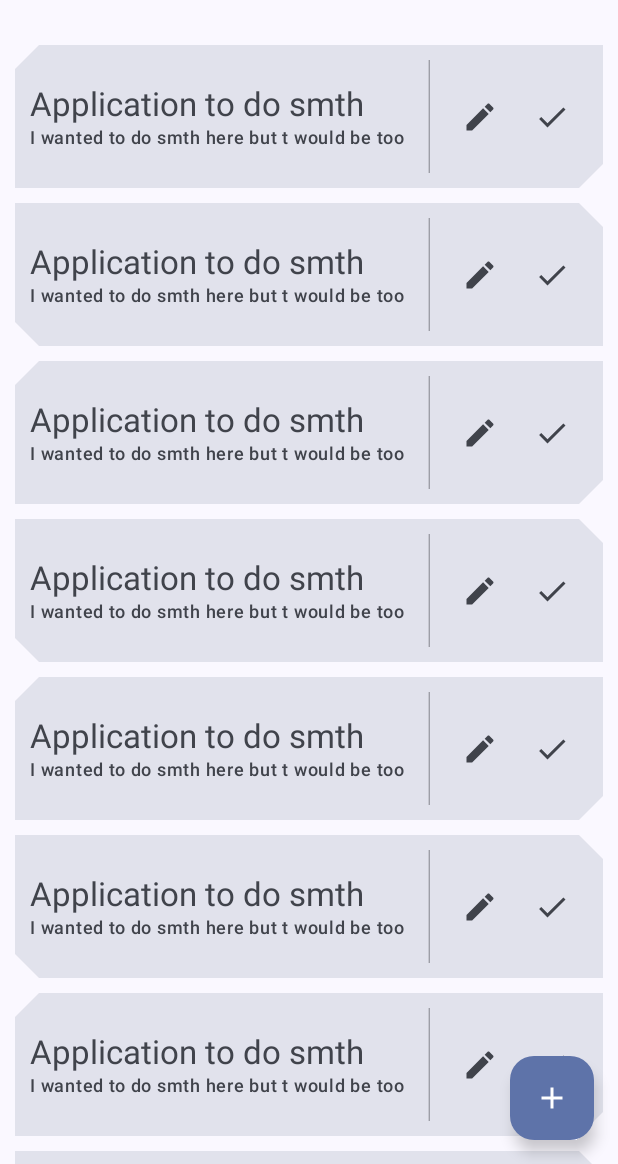
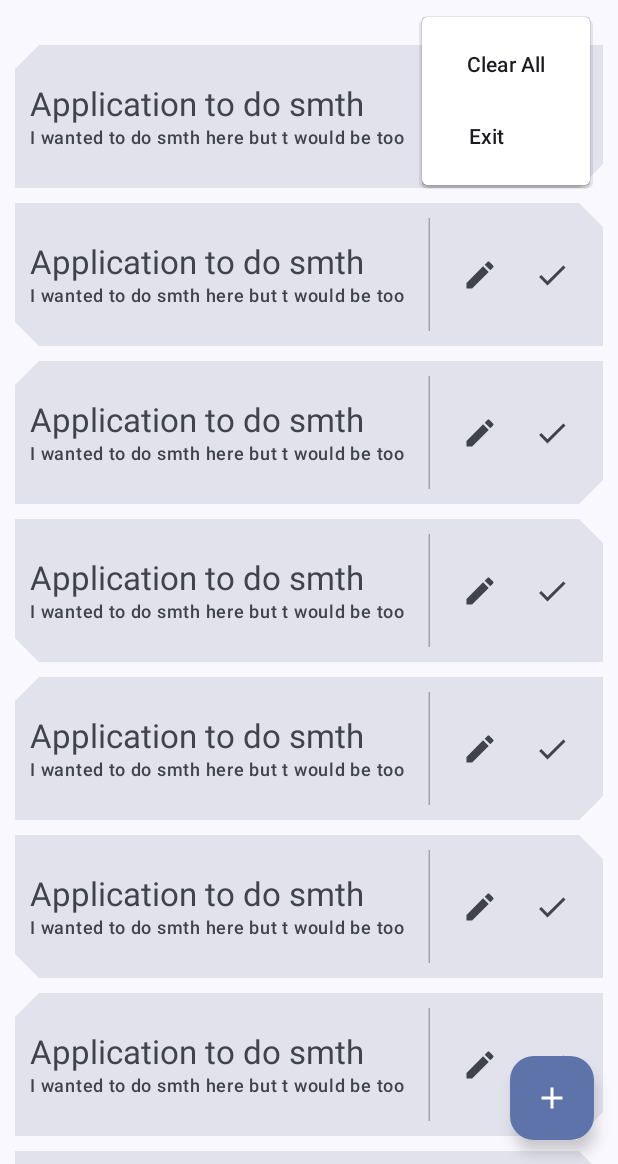
Before and after one commit to rahimovand/TouDou, an Android app built with Jetpack Compose: the screen it shows after launch (MainActivity), on a phone screen of 412 x 824 dp, the part 72-1236 px from its top. Run offline under Robolectric (Android 15) with nearby library versions, the phone set to English and light mode, and no system bars.

Commit message:
new changes have been made

```diff
--- a/app/build.gradle.kts
+++ b/app/build.gradle.kts
@@ -14,7 +14,6 @@ android {
         targetSdk = 35
         versionCode = 1
         versionName = "1.0"
-
         testInstrumentationRunner = "androidx.test.runner.AndroidJUnitRunner"
     }
 
@@ -28,6 +27,7 @@ android {
         }
     }
     compileOptions {
+
         sourceCompatibility = JavaVersion.VERSION_11
         targetCompatibility = JavaVersion.VERSION_11
     }
@@ -41,6 +41,7 @@ android {
 
 dependencies {
 
+    coreLibraryDesugaring(libs.tools.desugar.jdk.libs)
     implementation(libs.androidx.core.ktx)
     implementation(libs.androidx.lifecycle.runtime.ktx)
     implementation(libs.androidx.activity.compose)
--- a/app/src/main/java/com/example/toudou/Screens/MainScreen.kt
+++ b/app/src/main/java/com/example/toudou/Screens/MainScreen.kt
@@ -5,8 +5,15 @@ import androidx.compose.foundation.layout.Arrangement
 import androidx.compose.foundation.layout.Column
 import androidx.compose.foundation.layout.padding
 import androidx.compose.foundation.layout.statusBarsPadding
+import androidx.compose.material3.DropdownMenu
+import androidx.compose.material3.DropdownMenuItem
 import androidx.compose.material3.Scaffold
+import androidx.compose.material3.Text
 import androidx.compose.runtime.Composable
+import androidx.compose.runtime.getValue
+import androidx.compose.runtime.mutableStateOf
+import androidx.compose.runtime.saveable.rememberSaveable
+import androidx.compose.runtime.setValue
 import androidx.compose.ui.Modifier
 import androidx.compose.ui.tooling.preview.Preview
 import androidx.compose.ui.unit.dp
@@ -19,6 +26,8 @@ import com.example.toudou.ui.theme.TouDouTheme
 fun MainScreen(
     modifier: Modifier = Modifier
 ) {
+
+
     Scaffold(
         floatingActionButton = {
             TodoAddButton(
@@ -28,16 +37,13 @@ fun MainScreen(
             )
         },
         topBar = {
-            MyTopAppBar(
-                topMenuDropClicked = {
-                    // dropdown clicked in the top app
-                }
-            )
+            MyTopAppBar()
         }
-        ) { paddingValues ->
+    ) { paddingValues ->
         Column(
             modifier = modifier.padding(paddingValues)
         ) {
+
             TodoListItems()
         }
     }
--- a/app/src/main/java/com/example/toudou/ui/components/TodoItemRep.kt
+++ b/app/src/main/java/com/example/toudou/ui/components/TodoItemRep.kt
@@ -41,7 +41,9 @@ fun TodoItemRep(
         description = "I wanted to do smth here but t would be too much information to save that up so i just",
         data = "21.04.2006"
     ),
-    shape: Shape = RoundedCornerShape(16.dp)
+    shape: Shape = RoundedCornerShape(16.dp),
+    itemClicked: () -> Unit,
+    isItemDoneClicked: () -> Unit
 ) {
 
     Surface(
@@ -49,7 +51,7 @@ fun TodoItemRep(
             .fillMaxWidth()
             .wrapContentHeight(),
         shape = shape,
-        onClick = {},
+        onClick = itemClicked,
         color = MaterialTheme.colorScheme.surfaceVariant
     ) {
         Row(
@@ -72,12 +74,14 @@ fun TodoItemRep(
                 color = MaterialTheme.colorScheme.inverseSurface
             )
             IconButton(
-                onClick = {}
+                onClick = {
+                    // ijn this area new screen should be opened up and then adding proccess works there
+                }
             ) {
                 Icon(imageVector = Icons.Default.Edit, contentDescription = null)
             }
             IconButton(
-                onClick = {}
+                onClick = { isItemDoneClicked() }
             ) {
                 Icon(imageVector = Icons.Default.Check, contentDescription = null)
             }
@@ -90,6 +94,6 @@ fun TodoItemRep(
 @Composable
 fun EaItemRep() {
     TouDouTheme {
-        TodoItemRep()
+        TodoItemRep(itemClicked = {}, isItemDoneClicked = {})
     }
 }
--- a/app/src/main/java/com/example/toudou/ui/components/TodoLazyList.kt
+++ b/app/src/main/java/com/example/toudou/ui/components/TodoLazyList.kt
@@ -2,6 +2,7 @@ package com.example.toudou.ui.components
 
 import android.content.SharedPreferences
 import androidx.compose.foundation.layout.Arrangement
+import androidx.compose.foundation.layout.Column
 import androidx.compose.foundation.layout.PaddingValues
 import androidx.compose.foundation.layout.navigationBarsPadding
 import androidx.compose.foundation.layout.statusBarsPadding
@@ -9,20 +10,31 @@ import androidx.compose.foundation.lazy.LazyColumn
 import androidx.compose.foundation.lazy.itemsIndexed
 import androidx.compose.foundation.shape.CutCornerShape
 import androidx.compose.foundation.shape.RoundedCornerShape
+import androidx.compose.material3.DatePicker
+import androidx.compose.material3.DatePickerDialog
+import androidx.compose.material3.ExperimentalMaterial3Api
+import androidx.compose.material3.Text
+import androidx.compose.material3.rememberDatePickerState
 import androidx.compose.runtime.Composable
+import androidx.compose.runtime.getValue
+import androidx.compose.runtime.mutableStateOf
+import androidx.compose.runtime.remember
 import androidx.compose.runtime.saveable.rememberSaveable
+import androidx.compose.runtime.setValue
 import androidx.compose.ui.Alignment
 import androidx.compose.ui.Modifier
 import androidx.compose.ui.tooling.preview.Preview
 import androidx.compose.ui.unit.dp
 import com.example.toudou.model.todo
 
+@OptIn(ExperimentalMaterial3Api::class)
 @Composable
 fun TodoListItems(
     modifier: Modifier = Modifier
 ) {
     val oddShape = CutCornerShape(topEnd = 16.dp, bottomStart = 16.dp)
     val evenShape = CutCornerShape(topStart = 16.dp, bottomEnd = 16.dp)
+    var isEachItemClicked by remember { mutableStateOf(false) }
 
     val list = listOf(
         todo(name = "", description = "", data = ""),
@@ -45,6 +57,8 @@ fun TodoListItems(
 
     )
 
+    Column {
+
         LazyColumn(
             modifier = modifier,
             verticalArrangement = Arrangement.spacedBy(10.dp),
@@ -52,8 +66,15 @@ fun TodoListItems(
         ) {
             itemsIndexed(list) { index, item ->
                 TodoItemRep(
-                shape = if (index % 2 != 0) oddShape else  evenShape
+                    shape = if (index % 2 != 0) oddShape else evenShape,
+                    itemClicked = {
+                        isEachItemClicked = !isEachItemClicked
+                    },
+                    isItemDoneClicked = {
+
+                    }
                 )
             }
         }
     }
+}
--- a/app/src/main/java/com/example/toudou/ui/components/TopAppBar.kt
+++ b/app/src/main/java/com/example/toudou/ui/components/TopAppBar.kt
@@ -1,21 +1,38 @@
 package com.example.toudou.ui.components
 
+import androidx.compose.foundation.background
+import androidx.compose.foundation.border
 import androidx.compose.foundation.layout.Arrangement
+import androidx.compose.foundation.layout.Box
+import androidx.compose.foundation.layout.Column
 import androidx.compose.foundation.layout.Row
 import androidx.compose.foundation.layout.Spacer
 import androidx.compose.foundation.layout.fillMaxWidth
 import androidx.compose.foundation.layout.padding
+import androidx.compose.foundation.shape.CutCornerShape
 import androidx.compose.material.icons.Icons
 import androidx.compose.material.icons.filled.Menu
+import androidx.compose.material3.DropdownMenu
+import androidx.compose.material3.DropdownMenuItem
 import androidx.compose.material3.ExperimentalMaterial3Api
 import androidx.compose.material3.Icon
 import androidx.compose.material3.IconButton
 import androidx.compose.material3.MaterialTheme
+import androidx.compose.material3.Surface
 import androidx.compose.material3.Text
 import androidx.compose.material3.TopAppBar
 import androidx.compose.runtime.Composable
+import androidx.compose.runtime.getValue
+import androidx.compose.runtime.mutableStateOf
+import androidx.compose.runtime.saveable.rememberSaveable
+import androidx.compose.runtime.setValue
 import androidx.compose.ui.Alignment
 import androidx.compose.ui.Modifier
+import androidx.compose.ui.draw.clip
+import androidx.compose.ui.graphics.Color
+import androidx.compose.ui.graphics.Shape
+import androidx.compose.ui.text.style.TextAlign
+import androidx.compose.ui.unit.DpOffset
 import androidx.compose.ui.unit.dp
 
 
@@ -23,8 +40,11 @@ import androidx.compose.ui.unit.dp
 @Composable
 fun MyTopAppBar(
     modifier: Modifier = Modifier,
-    topMenuDropClicked: () -> Unit
+    shape: Shape = CutCornerShape(topStart = 16.dp, bottomEnd = 16.dp)
 ) {
+
+    var isExpandedForTopAppBarMenu by rememberSaveable { mutableStateOf(true) }
+
     TopAppBar(
         title = {
             Row(verticalAlignment = Alignment.CenterVertically) {
@@ -35,11 +55,48 @@ fun MyTopAppBar(
                 Spacer(modifier = modifier.weight(1f))
                 IconButton(
                     modifier = modifier.padding(10.dp),
-                    onClick = { topMenuDropClicked() }
+                    onClick = { isExpandedForTopAppBarMenu = !isExpandedForTopAppBarMenu }
                 ) {
                     Icon(imageVector = Icons.Default.Menu, contentDescription = null)
                 }
             }
+        },
+        actions = {
+
+            DropdownMenu(
+                expanded = isExpandedForTopAppBarMenu,
+                onDismissRequest = { isExpandedForTopAppBarMenu = false },
+                offset = DpOffset(x = -15.dp, y = 25.dp),
+                modifier = modifier
+                    .background(color = MaterialTheme.colorScheme.surfaceContainerLowest)
+            ) {
+
+                DropdownMenuItem(
+                    text = {
+                        Text(
+                            "Clear All",
+                            textAlign = TextAlign.Center,
+                            modifier = modifier.fillMaxWidth()
+                        )
+                    },
+                    onClick = {
+                        // clicked
+                    }
+                )
+                DropdownMenuItem(
+                    text = {
+                        Text(
+                            "Exit",
+                            textAlign = TextAlign.Center,
+                            modifier = modifier.fillMaxWidth(0.7f)
+                        )
+                    },
+                    onClick = {
+                        // clicked
+                    }
+                )
+
+            }
         }
     )
 }
--- a/gradle/libs.versions.toml
+++ b/gradle/libs.versions.toml
@@ -1,6 +1,7 @@
 [versions]
 agp = "8.8.0"
 androidxCoreSplashscreen = "1.0.0"
+desugar_jdk_libsVersion = "<latest-version>"
 kotlin = "2.0.0"
 coreKtx = "1.15.0"
 junit = "4.13.2"
@@ -26,6 +27,7 @@ androidx-ui-tooling-preview = { group = "androidx.compose.ui", name = "ui-toolin
 androidx-ui-test-manifest = { group = "androidx.compose.ui", name = "ui-test-manifest" }
 androidx-ui-test-junit4 = { group = "androidx.compose.ui", name = "ui-test-junit4" }
 androidx-material3 = { group = "androidx.compose.material3", name = "material3" }
+tools-desugar_jdk_libs = { module = "com.android.tools:desugar_jdk_libs", version.ref = "desugar_jdk_libsVersion" }
 
 [plugins]
 android-application = { id = "com.android.application", version.ref = "agp" }
```
Lines whose indentation alone changed are shown as unchanged.
